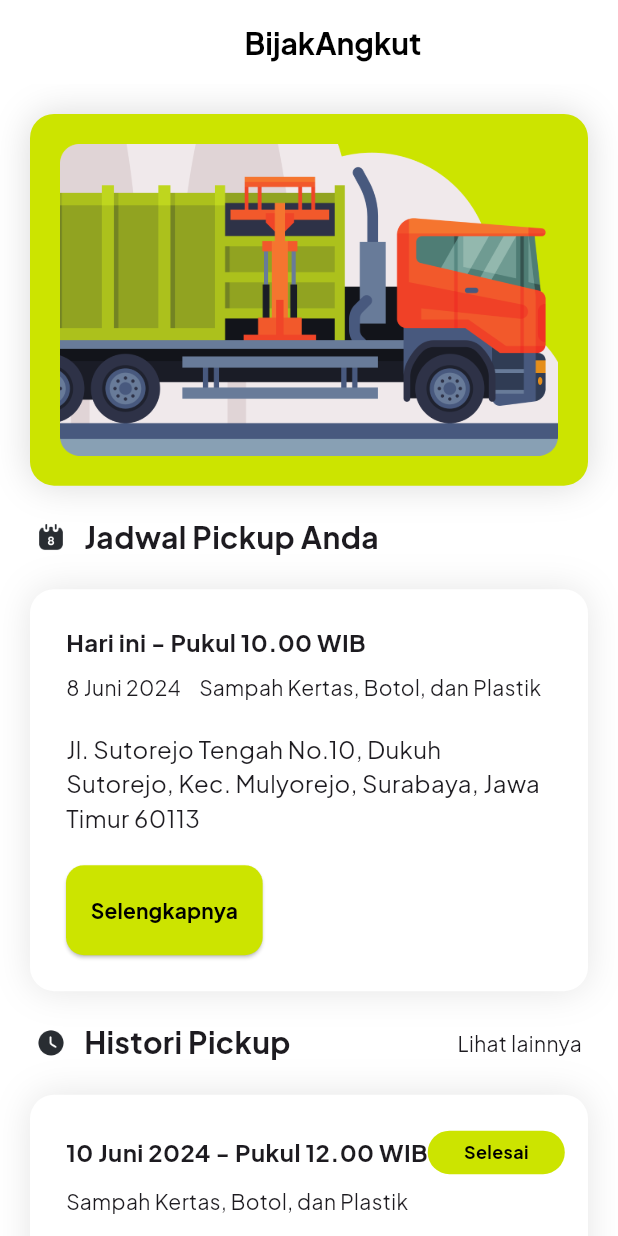
After one commit to mhmdrazn/BuangBijak, a Flutter app: the LandingPickup screen opened by its route, on a phone screen of 412 x 824 dp. The commit adds this screen. Run offline on Flutter 3.47's test engine with Material 3 defaults, Android fonts, the phone set to English and light mode, and no system bars.

Commit message:
feat: landing pickup

```diff
--- a/lib/routes/routes.dart
+++ b/lib/routes/routes.dart
@@ -4,6 +4,7 @@ import 'package:fp_tekber/screens/pickup_screens.dart';
 import 'package:fp_tekber/screens/user_settings.dart';
 import 'package:fp_tekber/screens/landing-page.dart';
 import 'package:fp_tekber/screens/detail-pickup.dart';
+import 'package:fp_tekber/screens/landing-pickup.dart';
 
 final Map<String, WidgetBuilder> appRoutes = {
   '/': (context) => const HomeScreen(),
@@ -11,4 +12,5 @@ final Map<String, WidgetBuilder> appRoutes = {
   '/profil-saya': (context) => const UserSettings(),
   '/login': (context) => const LoginSignup(),
   '/detail-pickup': (context) => const DetailPickup(),
+  '/landing-pickup': (context) => const LandingPickup(),
 };
--- a/lib/screens/landing-page.dart
+++ b/lib/screens/landing-page.dart
@@ -117,7 +117,6 @@ class LoginScreen extends StatelessWidget {
                     // Navigasi ke HomeScreen
                     Navigator.pushReplacement(
                       context,
-                      // buat DEBUGGING
                       MaterialPageRoute(builder: (context) => const HomeScreen()),
                     );
                   },
--- /dev/null
+++ b/lib/screens/landing-pickup.dart
@@ -0,0 +1,280 @@
+import "package:flutter/material.dart";
+import '../theme.dart';
+import '../widgets/button.dart';
+
+class LandingPickup extends StatelessWidget {
+  const LandingPickup({super.key});
+
+  @override
+  Widget build(BuildContext context) {
+    return Scaffold(
+      backgroundColor: Colors.white,
+        appBar: AppBar(
+          backgroundColor: white,
+          centerTitle: true,
+          title: Padding(
+            padding: const EdgeInsets.only(top: 24.0, bottom: 24.0),
+            child: Row(
+              mainAxisAlignment: MainAxisAlignment.center,
+              children: [
+                Text(
+                  'BijakAngkut',
+                  style: bold20.copyWith(color: black),
+                  textAlign: TextAlign.center,
+                ),
+                const SizedBox(width: 24)
+              ],
+            ),
+          ),
+        ),
+        body: SingleChildScrollView(
+          child:
+            ConstrainedBox(
+            constraints: const BoxConstraints(maxWidth: 600),
+            child:
+                Column(
+                  children: [
+                    Padding(
+                      padding: const EdgeInsets.all(20.0),
+                      child: Container(
+                        decoration: BoxDecoration(
+                          color: green,
+                          borderRadius: BorderRadius.circular(16.0),
+                          boxShadow: [
+                            BoxShadow(
+                              color: Colors.black.withOpacity(0.15),
+                              spreadRadius: 0,
+                              blurRadius: 20,
+                              offset: const Offset(0, 0),
+                            ),
+                          ],
+                        ),
+                        child:
+                          Column(
+                            children: [
+                              Padding(
+                                padding: const EdgeInsets.all(20.0),
+                                child: Column(
+                                  crossAxisAlignment: CrossAxisAlignment.start,
+                                  children: [
+                                    Image.asset(
+                                      'assets/images/truck-banner.png',
+                                      fit: BoxFit.cover,
+                                      width: double.infinity,
+                                    ),
+                                  ],
+                                ),
+                              ),
+                            ],
+                          )
+                        )
+                      ),
+
+
+                      Padding(
+                        padding: const EdgeInsets.only(left: 24, right: 24),
+                        child: Row(
+                          mainAxisAlignment: MainAxisAlignment.start,
+                          children: [
+                            Image.asset(
+                              'assets/icons/calendar.png',
+                              fit: BoxFit.cover,
+                              width: 20, // Set the width to 20px
+                              height: 20, // Set the height to 20px
+                            ),
+                            const SizedBox(width: 12),
+                            Text('Jadwal Pickup Anda', style: bold20),
+                          ],
+                        ),
+                      ),
+
+
+                      Padding(
+                      padding: const EdgeInsets.all(20.0),
+                      child: Container(
+                        decoration: BoxDecoration(
+                          color: white,
+                          borderRadius: BorderRadius.circular(16.0),
+                          boxShadow: [
+                            BoxShadow(
+                              color: Colors.black.withOpacity(0.1),
+                              spreadRadius: 0,
+                              blurRadius: 20,
+                              offset: const Offset(0, 0),
+                            ),
+                          ],
+                        ),
+                        child:
+                          Column(
+                            children: [
+                              Padding(
+                                padding: const EdgeInsets.all(24.0),
+                                child: Column(
+                                  crossAxisAlignment: CrossAxisAlignment.start,
+                                  children: [
+                                    Text(
+                                      'Hari ini - Pukul 10.00 WIB', style: bold16,
+                                    ),
+                                    const SizedBox(height: 8),
+                                    Row(
+                                      children: [
+                                        Text('8 Juni 2024', style: regular14),
+                                        const SizedBox(width: 12),
+                                        Text('Sampah Kertas, Botol, dan Plastik ', style: regular14),
+                                      ],
+                                    ),
+                                    const SizedBox(height: 20),
+                                    Text('Jl. Sutorejo Tengah No.10, Dukuh Sutorejo, Kec. Mulyorejo, Surabaya, Jawa Timur 60113', style: regular16),
+
+                                    const SizedBox(height: 20),
+                                    Button(text: 'Selengkapnya', color: green, textColor: black),
+                                  ],
+                                ),
+                              ),
+                            ],
+                          )
+                        )
+                      ),
+
+                      Padding(
+                        padding: const EdgeInsets.only(left: 24, right: 24),
+                        child: Row(
+                          mainAxisAlignment: MainAxisAlignment.spaceBetween,
+                          children: [
+                            Row(
+                              children: [
+                                Image.asset(
+                                  'assets/icons/clock.png',
+                                  fit: BoxFit.cover,
+                                  width: 20, // Set the width to 20px
+                                  height: 20, // Set the height to 20px
+                                ),
+                                const SizedBox(width: 12),
+                                Text('Histori Pickup', style: bold20),
+                              ],
+                            ),
+                            Text('Lihat lainnya', style: regular14),
+                          ],
+                        ),
+                      ),
+
+                      Padding(
+                      padding: const EdgeInsets.all(20.0),
+                      child: Container(
+                        decoration: BoxDecoration(
+                          color: white,
+                          borderRadius: BorderRadius.circular(16.0),
+                          boxShadow: [
+                            BoxShadow(
+                              color: Colors.black.withOpacity(0.1),
+                              spreadRadius: 0,
+                              blurRadius: 20,
+                              offset: const Offset(0, 0),
+                            ),
+                          ],
+                        ),
+                        child:
+                          Column(
+                            children: [
+                              Padding(
+                                padding: const EdgeInsets.all(24.0),
+                                child: Column(
+                                  crossAxisAlignment: CrossAxisAlignment.start,
+                                  children: [
+                                    Row(
+                                      mainAxisAlignment: MainAxisAlignment.spaceBetween,
+                                      children: [
+                                        Text(
+                                          '10 Juni 2024 - Pukul 12.00 WIB', style: bold16,
+                                        ),
+
+                                        Container(
+                                          decoration: BoxDecoration(
+                                              color: green, // Set the background color to green
+                                              borderRadius: BorderRadius.circular(99), // Optional: Add rounded corners
+                                            ),
+                                            padding: const EdgeInsets.symmetric(vertical: 6, horizontal: 24), // Adjust padding inside the background if needed
+                                            child: Text('Selesai', style: bold12.copyWith(color: black)), // Change text color to white for better contrast
+                                        )
+
+                                      ],
+                                    ),
+                                    const SizedBox(height: 8),
+                                    Row(
+                                      children: [
+                                        Text('Sampah Kertas, Botol, dan Plastik ', style: regular14)
+                                      ],
+                                    ),
+                                    const SizedBox(height: 20),
+                                    Text('Jl. Sutorejo Tengah No.10, Dukuh Sutorejo, Kec. Mulyorejo, Surabaya, Jawa Timur 60113', style: regular16),                                  ],
+                                ),
+                              ),
+
+                            ],
+                          )
+                        )
+                      ),
+
+                      Padding(
+                      padding: const EdgeInsets.only(left: 20, right: 20),
+                      child: Container(
+                        decoration: BoxDecoration(
+                          color: white,
+                          borderRadius: BorderRadius.circular(16.0),
+                          boxShadow: [
+                            BoxShadow(
+                              color: Colors.black.withOpacity(0.1),
+                              spreadRadius: 0,
+                              blurRadius: 20,
+                              offset: const Offset(0, 0),
+                            ),
+                          ],
+                        ),
+                        child:
+                          Column(
+                            children: [
+                              Padding(
+                                padding: const EdgeInsets.all(24.0),
+                                child: Column(
+                                  crossAxisAlignment: CrossAxisAlignment.start,
+                                  children: [
+                                    Row(
+                                      mainAxisAlignment: MainAxisAlignment.spaceBetween,
+                                      children: [
+                                        Text(
+                                          '8 Juni 2024 - Pukul 16.00 WIB', style: bold16,
+                                        ),
+
+                                        Container(
+                                          decoration: BoxDecoration(
+                                              color: red, // Set the background color to green
+                                              borderRadius: BorderRadius.circular(99), // Optional: Add rounded corners
+                                            ),
+                                            padding: const EdgeInsets.symmetric(vertical: 6, horizontal: 24), // Adjust padding inside the background if needed
+                                            child: Text('Dibatalkan', style: bold12.copyWith(color: black)), // Change text color to white for better contrast
+                                        )
+
+                                      ],
+                                    ),
+                                    const SizedBox(height: 8),
+                                    Row(
+                                      children: [
+                                        Text('Sampah Kertas, Botol, dan Plastik ', style: regular14)
+                                      ],
+                                    ),
+                                    const SizedBox(height: 20),
+                                    Text('Jl. Sutorejo Tengah No.10, Dukuh Sutorejo, Kec. Mulyorejo, Surabaya, Jawa Timur 60113', style: regular16),                                  ],
+                                ),
+                              ),
+
+                            ],
+                          )
+                        )
+                      ),
+                  ],
+                )
+              )
+            )
+    );
+  }
+}
--- a/pubspec.yaml
+++ b/pubspec.yaml
@@ -58,6 +58,7 @@ flutter:
 
   assets:
     - assets/images/
+    - assets/icons/
   # To add assets to your application, add an assets section, like this:
   # assets:
   #   - images/a_dot_burr.jpeg
```
Also changed, not shown: assets/icons/calendar.png (added), assets/icons/clock.png (added), assets/images/orang-bawa-sampah.png (added).
